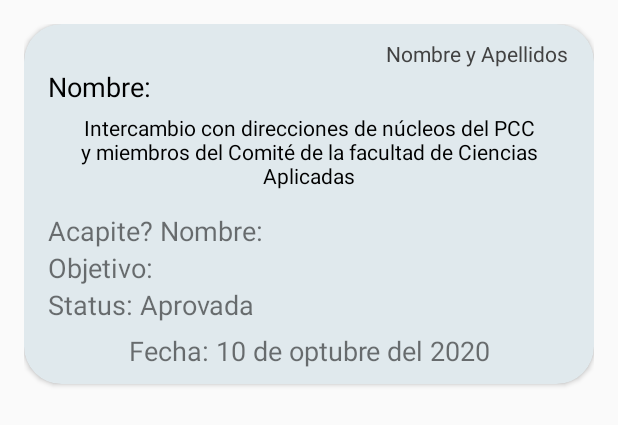
After one commit to frc90/PlannerApk_Kotlin, an Android app: the layout item_activities.xml on its own in the app's theme, with its tools: preview values and no code run, on a phone screen of 412 x 824 dp. The commit adds this screen. Shown: the top 425 px of the screen. Run offline under Robolectric (Android 15) with nearby library versions, the phone set to English and light mode, and no system bars.

Commit message:
CardView del cada actividad

```diff
--- /dev/null
+++ b/app/src/main/res/layout/item_activities.xml
@@ -0,0 +1,130 @@
+<?xml version="1.0" encoding="utf-8"?>
+<LinearLayout xmlns:android="http://schemas.android.com/apk/res/android"
+    xmlns:app="http://schemas.android.com/apk/res-auto"
+    xmlns:tools="http://schemas.android.com/tools"
+    android:layout_width="match_parent"
+    android:layout_height="match_parent"
+    android:paddingLeft="16dp"
+    android:paddingTop="16dp"
+    android:paddingEnd="16dp"
+    android:paddingRight="16dp">
+
+    <androidx.cardview.widget.CardView
+        android:layout_width="match_parent"
+        android:layout_height="240dp"
+        android:clickable="true"
+        android:focusable="true"
+        android:foreground="?android:attr/selectableItemBackground"
+        app:cardBackgroundColor="@color/cardColor"
+        app:cardCornerRadius="25dp">
+
+        <LinearLayout
+            android:layout_width="match_parent"
+            android:layout_height="match_parent"
+            android:orientation="vertical">
+
+            <LinearLayout
+                android:layout_width="match_parent"
+                android:layout_height="125dp"
+                android:orientation="vertical">
+
+                <LinearLayout
+                    android:layout_width="match_parent"
+                    android:layout_height="wrap_content"
+                    android:orientation="horizontal">
+
+                    <TextView
+                        android:id="@+id/tv_first_name"
+                        android:layout_width="match_parent"
+                        android:layout_height="wrap_content"
+                        android:layout_marginTop="10dp"
+                        android:layout_marginEnd="2dp"
+                        android:layout_marginRight="8dp"
+                        android:gravity="right"
+                        android:paddingLeft="8dp"
+                        android:paddingRight="16dp"
+                        android:textColor="@color/cardview_dark_background"
+                        android:textSize="14sp"
+                        tools:text="Nombre y Apellidos" />
+                </LinearLayout>
+
+                <TextView
+                    android:id="@+id/tv_n"
+                    android:layout_width="match_parent"
+                    android:layout_height="wrap_content"
+                    android:layout_marginLeft="5dp"
+                    android:layout_marginEnd="2dp"
+                    android:layout_marginRight="5dp"
+                    android:gravity="left"
+                    android:paddingLeft="16dp"
+                    android:paddingRight="16dp"
+                    android:text="Nombre:"
+                    android:textColor="@color/design_default_color_on_secondary"
+                    android:textSize="18sp" />
+
+                <TextView
+                    android:id="@+id/tv_name"
+                    android:layout_width="wrap_content"
+                    android:layout_height="wrap_content"
+                    android:layout_marginLeft="5dp"
+                    android:layout_marginTop="5dp"
+                    android:layout_marginRight="5dp"
+                    android:gravity="center"
+                    android:paddingLeft="16dp"
+                    android:paddingRight="16dp"
+                    android:textColor="@color/design_default_color_on_secondary"
+                    android:textSize="14sp"
+                    tools:text="Intercambio con direcciones de núcleos del PCC y miembros del Comité de la facultad de Ciencias Aplicadas" />
+            </LinearLayout>
+
+            <LinearLayout
+                android:layout_width="match_parent"
+                android:layout_height="80dp"
+                android:orientation="vertical">
+
+                <TextView
+                    android:layout_width="wrap_content"
+                    android:layout_height="wrap_content"
+                    android:paddingLeft="16dp"
+                    android:paddingRight="16dp"
+                    android:text="Acapite? Nombre:"
+                    android:textSize="18sp" />
+
+                <TextView
+                    android:layout_width="wrap_content"
+                    android:layout_height="wrap_content"
+                    android:paddingLeft="16dp"
+                    android:paddingRight="16dp"
+                    android:text="Objetivo: "
+                    android:textSize="18sp" />
+
+                <TextView
+                    android:layout_width="wrap_content"
+                    android:layout_height="wrap_content"
+                    android:paddingLeft="16dp"
+                    android:paddingRight="16dp"
+                    android:text="Status: Aprovada"
+                    android:textSize="18sp" />
+            </LinearLayout>
+
+            <LinearLayout
+                android:layout_width="match_parent"
+                android:layout_height="25dp"
+                android:orientation="vertical">
+
+                <TextView
+                    android:layout_width="match_parent"
+                    android:layout_height="wrap_content"
+                    android:gravity="center"
+                    android:paddingLeft="16dp"
+                    android:paddingRight="16dp"
+                    android:text="Fecha: 10 de optubre del 2020"
+                    android:textSize="18sp" />
+            </LinearLayout>
+
+
+        </LinearLayout>
+
+
+    </androidx.cardview.widget.CardView>
+</LinearLayout>
--- a/app/src/main/res/values/colors.xml
+++ b/app/src/main/res/values/colors.xml
@@ -5,4 +5,5 @@
     <color name="colorAccent">#D81B60</color>
     <color name="btn_login_color">#03A9F4</color>
     <color name="cardBackground">#2A4D74</color>
+    <color name="cardColor">#E0E9ED</color>
 </resources>
```
